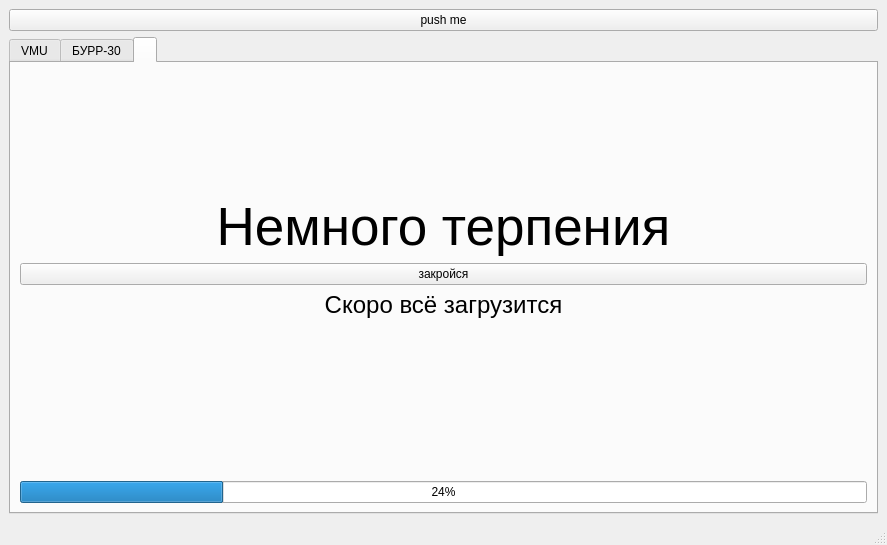
Above: CANAnalyzer_2.ui from hochu-leto/BURR-settings before the change. Below: the same form after it.
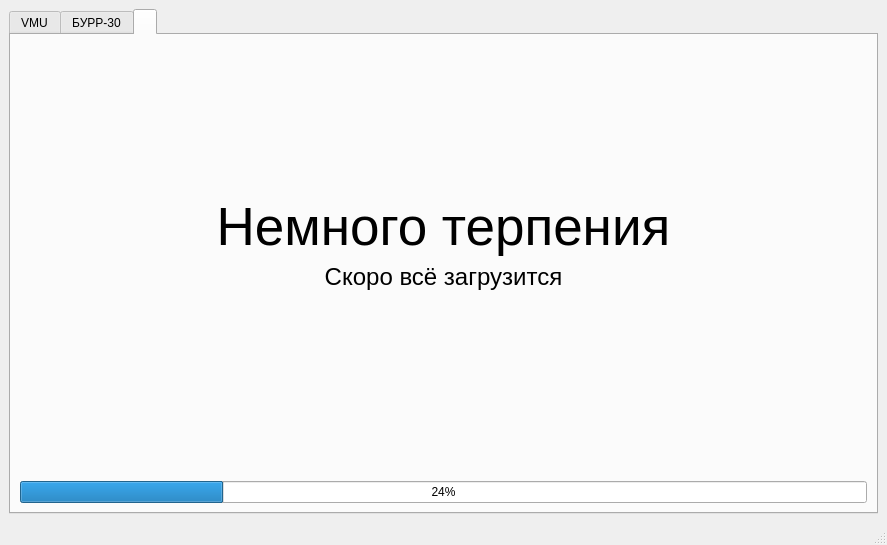
That is the form after the change. The open tabs and pages were chosen to show the change.

Commit message: скрываю-показываю вкладку

Diff of the .ui file:
```diff
--- a/CANAnalyzer_2.ui
+++ b/CANAnalyzer_2.ui
@@ -42,7 +42,7 @@
     </size>
    </property>
    <layout class="QGridLayout" name="gridLayout_2">
-    <item row="1" column="0">
+    <item row="0" column="0">
      <widget class="QTabWidget" name="CAN">
       <property name="enabled">
        <bool>true</bool>
@@ -906,16 +906,6 @@
           </property>
          </widget>
         </item>
-        <item>
-         <widget class="QPushButton" name="close_btn">
-          <property name="enabled">
-           <bool>true</bool>
-          </property>
-          <property name="text">
-           <string>закройся</string>
-          </property>
-         </widget>
-        </item>
         <item>
          <widget class="QLabel" name="label_3">
           <property name="font">
@@ -942,13 +932,6 @@
       </widget>
      </widget>
     </item>
-    <item row="0" column="0">
-     <widget class="QPushButton" name="show_btn">
-      <property name="text">
-       <string>push me</string>
-      </property>
-     </widget>
-    </item>
    </layout>
   </widget>
   <widget class="QStatusBar" name="statusbar"/>
```
The commit also changes 1 other file.
